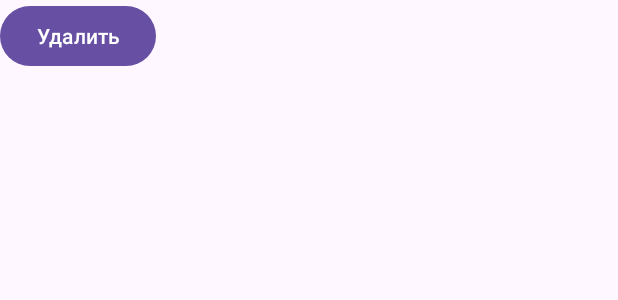
After one commit to Hamjoshua/MD44-Database, an Android app: the layout r_item.xml on its own in the app's theme, with its tools: preview values and no code run, on a phone screen of 412 x 824 dp. The commit adds this screen. Shown: the top 300 px of the screen. Run offline under Robolectric (Android 15) with nearby library versions, the phone set to English and light mode, and no system bars.

Commit message:
Добавлен адаптер записей

```diff
--- /dev/null
+++ b/app/src/main/res/layout/r_item.xml
@@ -0,0 +1,36 @@
+<?xml version="1.0" encoding="utf-8"?>
+<LinearLayout xmlns:android="http://schemas.android.com/apk/res/android"
+    android:layout_width="match_parent"
+    android:orientation="horizontal"
+    android:layout_height="match_parent">
+
+    <LinearLayout
+        android:orientation="vertical"
+        android:layout_width="wrap_content"
+        android:layout_height="wrap_content">
+        <TextView
+            android:id="@+id/header_title"
+            android:textSize="26px"
+            android:layout_width="wrap_content"
+            android:layout_height="wrap_content">
+
+        </TextView>
+
+        <TextView
+            android:id="@+id/body_content"
+            android:textSize="12px"
+            android:layout_width="wrap_content"
+            android:layout_height="wrap_content">
+
+        </TextView>
+    </LinearLayout>
+
+    <Button
+        android:text="@string/btn_delete"
+        android:id="@+id/delete"
+        android:layout_width="wrap_content"
+        android:layout_height="wrap_content">
+
+    </Button>
+
+</LinearLayout>
--- a/app/src/main/res/values/strings.xml
+++ b/app/src/main/res/values/strings.xml
@@ -1,3 +1,4 @@
 <resources>
     <string name="app_name">DbApp</string>
+    <string name="btn_delete">Удалить</string>
 </resources>
```
Also changed, not shown: app/src/main/java/com/example/dbapp/UIAdapter.kt (added, +36 -0 lines).
